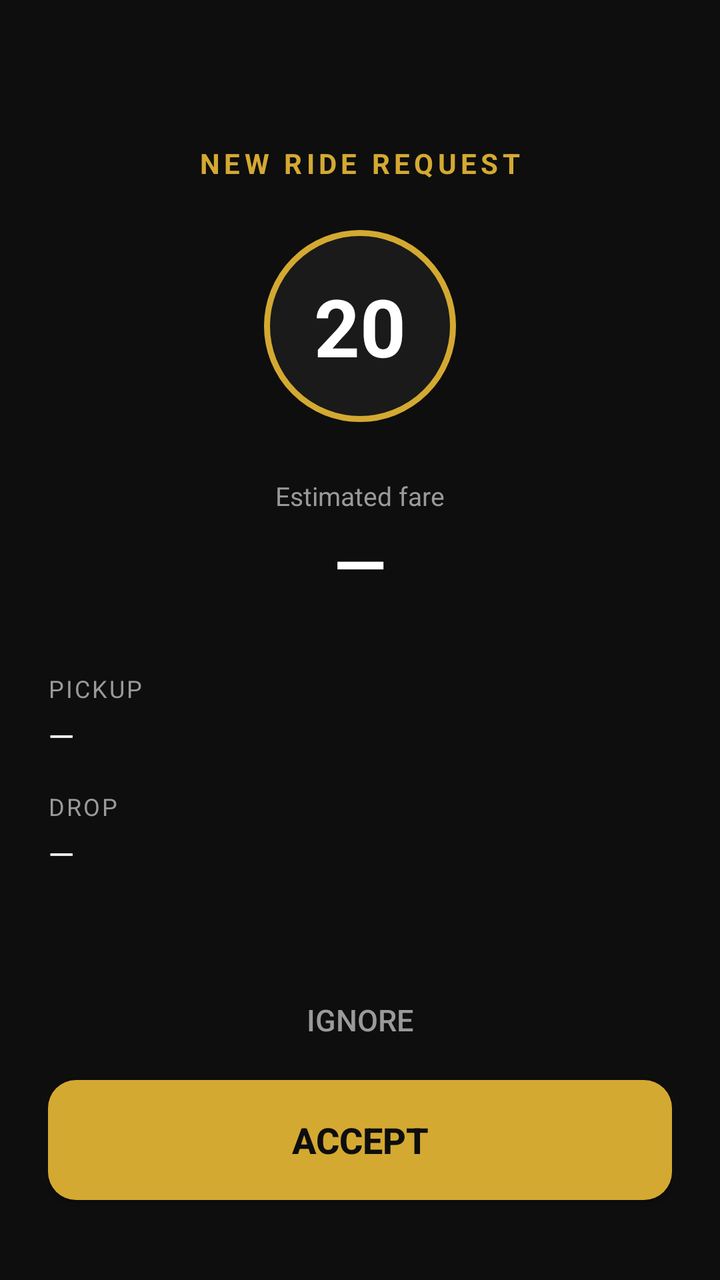
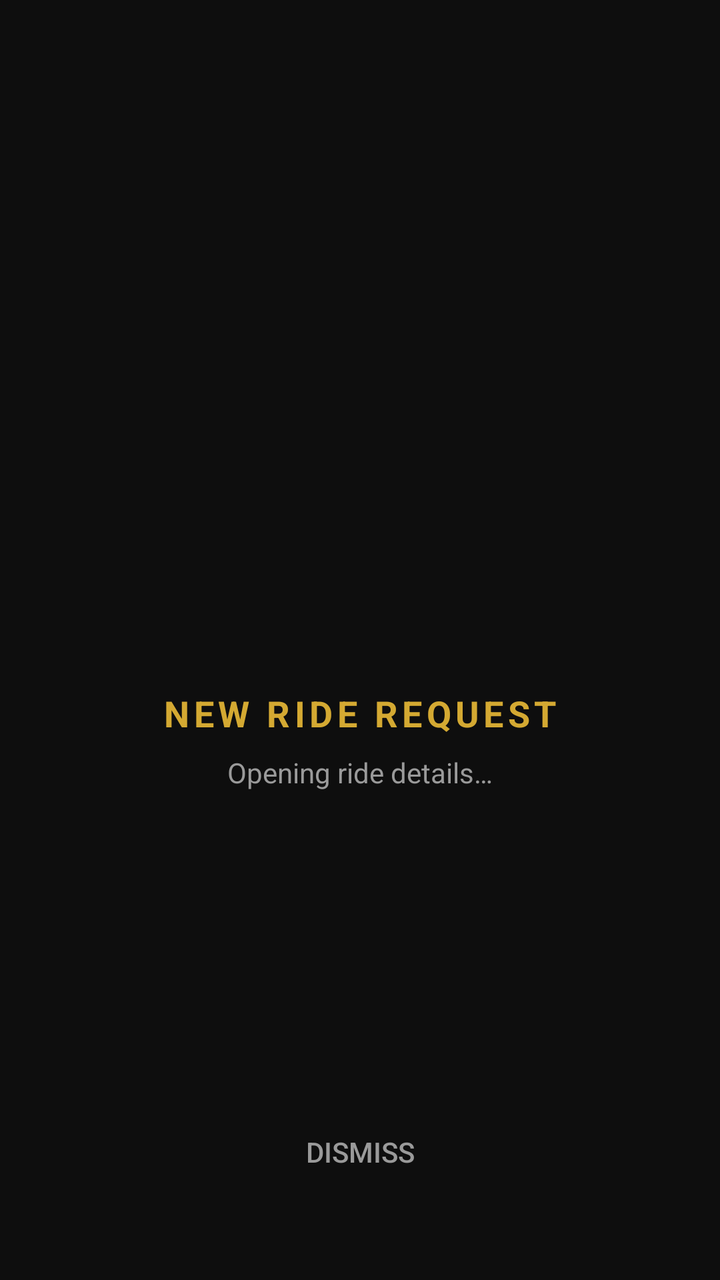

The first picture is an Android layout as it rendered before a commit; the second is the same layout after the commit. The layout source and the unified diff follow.
<!-- AndroidManifest.xml: activity theme AppTheme.NoActionBar -->
<!-- res/layout/activity_incoming_ride.xml -->
<?xml version="1.0" encoding="utf-8"?>
<androidx.constraintlayout.widget.ConstraintLayout
    xmlns:android="http://schemas.android.com/apk/res/android"
    xmlns:app="http://schemas.android.com/apk/res-auto"
    android:layout_width="match_parent"
    android:layout_height="match_parent"
    android:background="#0E0E0E"
    android:padding="24dp">

    <TextView
        android:id="@+id/headerLabel"
        android:layout_width="wrap_content"
        android:layout_height="wrap_content"
        android:text="@string/incoming_ride_title"
        android:textColor="#D4A932"
        android:textSize="14sp"
        android:textStyle="bold"
        android:letterSpacing="0.15"
        app:layout_constraintTop_toTopOf="parent"
        app:layout_constraintStart_toStartOf="parent"
        app:layout_constraintEnd_toEndOf="parent"
        android:layout_marginTop="48dp" />

    
    <TextView
        android:id="@+id/countdown"
        android:layout_width="96dp"
        android:layout_height="96dp"
        android:gravity="center"
        android:text="20"
        android:textColor="#FFFFFF"
        android:textSize="40sp"
        android:textStyle="bold"
        android:background="@drawable/countdown_ring"
        app:layout_constraintTop_toBottomOf="@id/headerLabel"
        app:layout_constraintStart_toStartOf="parent"
        app:layout_constraintEnd_toEndOf="parent"
        android:layout_marginTop="24dp" />

    <TextView
        android:id="@+id/fareLabel"
        android:layout_width="wrap_content"
        android:layout_height="wrap_content"
        android:text="@string/incoming_ride_fare_label"
        android:textColor="#9A9A9A"
        android:textSize="13sp"
        app:layout_constraintTop_toBottomOf="@id/countdown"
        app:layout_constraintStart_toStartOf="parent"
        app:layout_constraintEnd_toEndOf="parent"
        android:layout_marginTop="28dp" />

    <TextView
        android:id="@+id/fareValue"
        android:layout_width="wrap_content"
        android:layout_height="wrap_content"
        android:text="—"
        android:textColor="#FFFFFF"
        android:textSize="34sp"
        android:textStyle="bold"
        app:layout_constraintTop_toBottomOf="@id/fareLabel"
        app:layout_constraintStart_toStartOf="parent"
        app:layout_constraintEnd_toEndOf="parent"
        android:layout_marginTop="2dp" />

    <TextView
        android:id="@+id/pickupLabel"
        android:layout_width="wrap_content"
        android:layout_height="wrap_content"
        android:text="@string/incoming_ride_pickup_label"
        android:textColor="#9A9A9A"
        android:textSize="12sp"
        android:letterSpacing="0.08"
        app:layout_constraintTop_toBottomOf="@id/fareValue"
        app:layout_constraintStart_toStartOf="parent"
        android:layout_marginTop="32dp" />

    <TextView
        android:id="@+id/pickupValue"
        android:layout_width="0dp"
        android:layout_height="wrap_content"
        android:text="—"
        android:textColor="#FFFFFF"
        android:textSize="17sp"
        app:layout_constraintTop_toBottomOf="@id/pickupLabel"
        app:layout_constraintStart_toStartOf="parent"
        app:layout_constraintEnd_toEndOf="parent"
        android:layout_marginTop="4dp" />

    <TextView
        android:id="@+id/dropLabel"
        android:layout_width="wrap_content"
        android:layout_height="wrap_content"
        android:text="@string/incoming_ride_drop_label"
        android:textColor="#9A9A9A"
        android:textSize="12sp"
        android:letterSpacing="0.08"
        app:layout_constraintTop_toBottomOf="@id/pickupValue"
        app:layout_constraintStart_toStartOf="parent"
        android:layout_marginTop="16dp" />

    <TextView
        android:id="@+id/dropValue"
        android:layout_width="0dp"
        android:layout_height="wrap_content"
        android:text="—"
        android:textColor="#FFFFFF"
        android:textSize="17sp"
        app:layout_constraintTop_toBottomOf="@id/dropLabel"
        app:layout_constraintStart_toStartOf="parent"
        app:layout_constraintEnd_toEndOf="parent"
        android:layout_marginTop="4dp" />

    
    <Button
        android:id="@+id/acceptButton"
        android:layout_width="0dp"
        android:layout_height="60dp"
        android:text="@string/incoming_ride_accept"
        android:textColor="#0E0E0E"
        android:textSize="18sp"
        android:textStyle="bold"
        android:background="@drawable/btn_accept"
        app:layout_constraintBottom_toBottomOf="parent"
        app:layout_constraintStart_toStartOf="parent"
        app:layout_constraintEnd_toEndOf="parent"
        android:layout_marginBottom="16dp" />

    <Button
        android:id="@+id/rejectButton"
        android:layout_width="0dp"
        android:layout_height="52dp"
        android:text="@string/incoming_ride_reject"
        android:textColor="#9A9A9A"
        android:textSize="15sp"
        android:background="@android:color/transparent"
        app:layout_constraintBottom_toTopOf="@id/acceptButton"
        app:layout_constraintStart_toStartOf="parent"
        app:layout_constraintEnd_toEndOf="parent"
        android:layout_marginBottom="4dp" />

</androidx.constraintlayout.widget.ConstraintLayout>
<!-- resources referenced by this layout -->
<resources>
  <!-- drawable btn_accept (drawable) -->
  <?xml version="1.0" encoding="utf-8"?>
  <shape xmlns:android="http://schemas.android.com/apk/res/android"
      android:shape="rectangle">
      <solid android:color="#D4A932" />
      <corners android:radius="14dp" />
  </shape>
  <!-- drawable countdown_ring (drawable) -->
  <?xml version="1.0" encoding="utf-8"?>
  <shape xmlns:android="http://schemas.android.com/apk/res/android"
      android:shape="oval">
      <solid android:color="#1A1A1A" />
      <stroke android:width="3dp" android:color="#D4A932" />
  </shape>
  <string name="incoming_ride_accept">Accept</string>
  <string name="incoming_ride_drop_label">DROP</string>
  <string name="incoming_ride_fare_label">Estimated fare</string>
  <string name="incoming_ride_pickup_label">PICKUP</string>
  <string name="incoming_ride_reject">Ignore</string>
  <string name="incoming_ride_title">NEW RIDE REQUEST</string>
  <style name="AppTheme.NoActionBar" parent="Theme.AppCompat.DayNight.NoActionBar">
          <item name="windowActionBar">false</item>
          <item name="windowNoTitle">true</item>
          <item name="android:background">@null</item>
      </style>
</resources>

<!-- the commit's change to res/layout/activity_incoming_ride.xml (unified diff, before → after) -->
@@ -7,135 +7,57 @@
     android:background="#0E0E0E"
     android:padding="24dp">
 
+    <ProgressBar
+        android:id="@+id/spinner"
+        style="?android:attr/progressBarStyleLarge"
+        android:layout_width="wrap_content"
+        android:layout_height="wrap_content"
+        android:indeterminateTint="#D4A932"
+        app:layout_constraintTop_toTopOf="parent"
+        app:layout_constraintBottom_toTopOf="@id/title"
+        app:layout_constraintStart_toStartOf="parent"
+        app:layout_constraintEnd_toEndOf="parent"
+        app:layout_constraintVertical_chainStyle="packed" />
+
     <TextView
-        android:id="@+id/headerLabel"
+        android:id="@+id/title"
         android:layout_width="wrap_content"
         android:layout_height="wrap_content"
         android:text="@string/incoming_ride_title"
         android:textColor="#D4A932"
-        android:textSize="14sp"
+        android:textSize="18sp"
         android:textStyle="bold"
-        android:letterSpacing="0.15"
-        app:layout_constraintTop_toTopOf="parent"
+        android:letterSpacing="0.12"
+        android:layout_marginTop="24dp"
+        app:layout_constraintTop_toBottomOf="@id/spinner"
+        app:layout_constraintBottom_toTopOf="@id/subtitle"
         app:layout_constraintStart_toStartOf="parent"
-        app:layout_constraintEnd_toEndOf="parent"
-        android:layout_marginTop="48dp" />
-
-    
-    <TextView
-        android:id="@+id/countdown"
-        android:layout_width="96dp"
-        android:layout_height="96dp"
-        android:gravity="center"
-        android:text="20"
-        android:textColor="#FFFFFF"
-        android:textSize="40sp"
-        android:textStyle="bold"
-        android:background="@drawable/countdown_ring"
-        app:layout_constraintTop_toBottomOf="@id/headerLabel"
-        app:layout_constraintStart_toStartOf="parent"
-        app:layout_constraintEnd_toEndOf="parent"
-        android:layout_marginTop="24dp" />
+        app:layout_constraintEnd_toEndOf="parent" />
 
     <TextView
-        android:id="@+id/fareLabel"
+        android:id="@+id/subtitle"
         android:layout_width="wrap_content"
         android:layout_height="wrap_content"
-        android:text="@string/incoming_ride_fare_label"
+        android:text="@string/incoming_ride_opening"
         android:textColor="#9A9A9A"
-        android:textSize="13sp"
-        app:layout_constraintTop_toBottomOf="@id/countdown"
+        android:textSize="14sp"
+        android:layout_marginTop="8dp"
+        app:layout_constraintTop_toBottomOf="@id/title"
+        app:layout_constraintBottom_toBottomOf="parent"
         app:layout_constraintStart_toStartOf="parent"
-        app:layout_constraintEnd_toEndOf="parent"
-        android:layout_marginTop="28dp" />
+        app:layout_constraintEnd_toEndOf="parent" />
 
-    <TextView
-        android:id="@+id/fareValue"
+    <Button
+        android:id="@+id/dismissButton"
         android:layout_width="wrap_content"
         android:layout_height="wrap_content"
-        android:text="—"
-        android:textColor="#FFFFFF"
-        android:textSize="34sp"
-        android:textStyle="bold"
-        app:layout_constraintTop_toBottomOf="@id/fareLabel"
-        app:layout_constraintStart_toStartOf="parent"
-        app:layout_constraintEnd_toEndOf="parent"
-        android:layout_marginTop="2dp" />
-
-    <TextView
-        android:id="@+id/pickupLabel"
-        android:layout_width="wrap_content"
-        android:layout_height="wrap_content"
-        android:text="@string/incoming_ride_pickup_label"
+        android:text="@string/incoming_ride_dismiss"
         android:textColor="#9A9A9A"
-        android:textSize="12sp"
-        android:letterSpacing="0.08"
-        app:layout_constraintTop_toBottomOf="@id/fareValue"
-        app:layout_constraintStart_toStartOf="parent"
-        android:layout_marginTop="32dp" />
-
-    <TextView
-        android:id="@+id/pickupValue"
-        android:layout_width="0dp"
-        android:layout_height="wrap_content"
-        android:text="—"
-        android:textColor="#FFFFFF"
-        android:textSize="17sp"
-        app:layout_constraintTop_toBottomOf="@id/pickupLabel"
-        app:layout_constraintStart_toStartOf="parent"
-        app:layout_constraintEnd_toEndOf="parent"
-        android:layout_marginTop="4dp" />
-
-    <TextView
-        android:id="@+id/dropLabel"
-        android:layout_width="wrap_content"
-        android:layout_height="wrap_content"
-        android:text="@string/incoming_ride_drop_label"
-        android:textColor="#9A9A9A"
-        android:textSize="12sp"
-        android:letterSpacing="0.08"
-        app:layout_constraintTop_toBottomOf="@id/pickupValue"
-        app:layout_constraintStart_toStartOf="parent"
-        android:layout_marginTop="16dp" />
-
-    <TextView
-        android:id="@+id/dropValue"
-        android:layout_width="0dp"
-        android:layout_height="wrap_content"
-        android:text="—"
-        android:textColor="#FFFFFF"
-        android:textSize="17sp"
-        app:layout_constraintTop_toBottomOf="@id/dropLabel"
-        app:layout_constraintStart_toStartOf="parent"
-        app:layout_constraintEnd_toEndOf="parent"
-        android:layout_marginTop="4dp" />
-
-    
-    <Button
-        android:id="@+id/acceptButton"
-        android:layout_width="0dp"
-        android:layout_height="60dp"
-        android:text="@string/incoming_ride_accept"
-        android:textColor="#0E0E0E"
-        android:textSize="18sp"
-        android:textStyle="bold"
-        android:background="@drawable/btn_accept"
+        android:textSize="14sp"
+        android:background="@android:color/transparent"
         app:layout_constraintBottom_toBottomOf="parent"
         app:layout_constraintStart_toStartOf="parent"
         app:layout_constraintEnd_toEndOf="parent"
         android:layout_marginBottom="16dp" />
 
-    <Button
-        android:id="@+id/rejectButton"
-        android:layout_width="0dp"
-        android:layout_height="52dp"
-        android:text="@string/incoming_ride_reject"
-        android:textColor="#9A9A9A"
-        android:textSize="15sp"
-        android:background="@android:color/transparent"
-        app:layout_constraintBottom_toTopOf="@id/acceptButton"
-        app:layout_constraintStart_toStartOf="parent"
-        app:layout_constraintEnd_toEndOf="parent"
-        android:layout_marginBottom="4dp" />
-
 </androidx.constraintlayout.widget.ConstraintLayout>
<!-- resource entries referenced after the edit -->
@@ -1,24 +1,7 @@
 <!-- resources referenced by this layout -->
 <resources>
-  <!-- drawable btn_accept (drawable) -->
-  <?xml version="1.0" encoding="utf-8"?>
-  <shape xmlns:android="http://schemas.android.com/apk/res/android"
-      android:shape="rectangle">
-      <solid android:color="#D4A932" />
-      <corners android:radius="14dp" />
-  </shape>
-  <!-- drawable countdown_ring (drawable) -->
-  <?xml version="1.0" encoding="utf-8"?>
-  <shape xmlns:android="http://schemas.android.com/apk/res/android"
-      android:shape="oval">
-      <solid android:color="#1A1A1A" />
-      <stroke android:width="3dp" android:color="#D4A932" />
-  </shape>
-  <string name="incoming_ride_accept">Accept</string>
-  <string name="incoming_ride_drop_label">DROP</string>
-  <string name="incoming_ride_fare_label">Estimated fare</string>
-  <string name="incoming_ride_pickup_label">PICKUP</string>
-  <string name="incoming_ride_reject">Ignore</string>
+  <string name="incoming_ride_dismiss">Dismiss</string>
+  <string name="incoming_ride_opening">Opening ride details…</string>
   <string name="incoming_ride_title">NEW RIDE REQUEST</string>
   <style name="AppTheme.NoActionBar" parent="Theme.AppCompat.DayNight.NoActionBar">
           <item name="windowActionBar">false</item>
